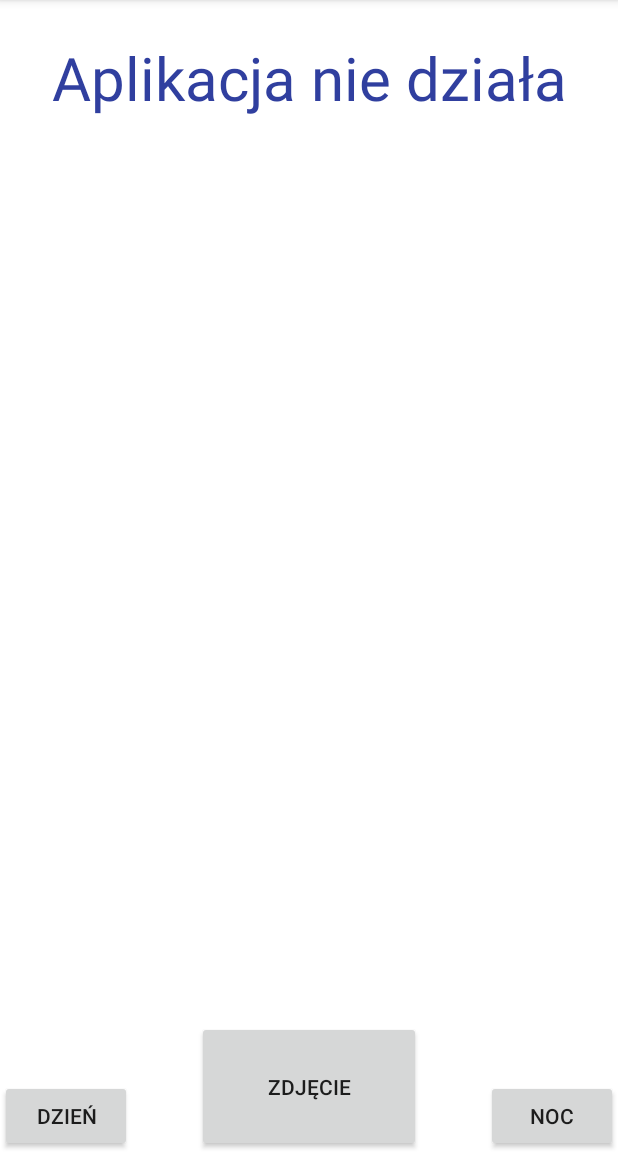
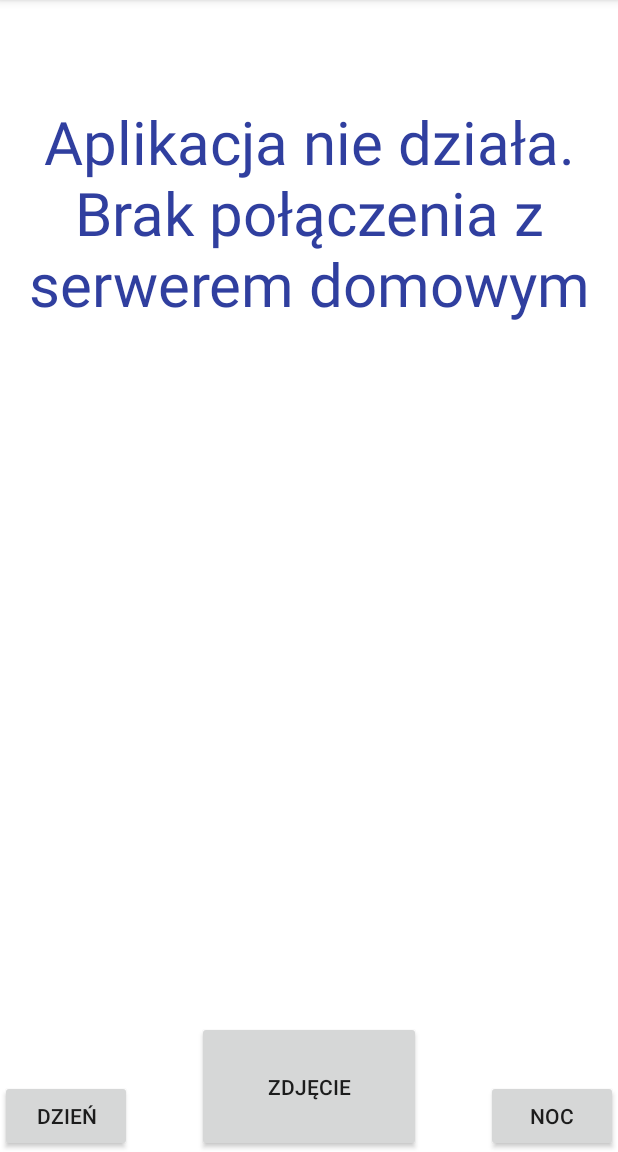
Before and after one commit to returnv01d/CatOrNotApp, an Android app: the screen it shows after launch (MainActivity), after a tap on "ZDJĘCIE", on a phone screen of 412 x 824 dp, the part 84-1236 px from its top. Run offline under Robolectric (Android 15) with nearby library versions, the phone set to English and light mode, and no system bars.

Commit message:
zmiana komunikatu i czasu myslenia

```diff
--- a/CatRecognizer/app/src/main/java/pl/wmi/ino/catrecognizer/MainActivity.kt
+++ b/CatRecognizer/app/src/main/java/pl/wmi/ino/catrecognizer/MainActivity.kt
@@ -67,16 +67,17 @@ class MainActivity : AppCompatActivity() {
 
         photoButton.setOnClickListener {
             if (odinstalujPressed == 1) {
+                ErrorTextView.text = ""
                 dispatchTakePictureIntent()
             }
             else{
-                resultTextView.text = "Aplikacja nie działa"
+                resultTextView.text = ""
+                ErrorTextView.text = "Aplikacja nie działa. Brak połączenia z serwerem domowym"
             }
 
         }
 
     }
-
 
 
 
@@ -180,7 +181,7 @@ class MainActivity : AppCompatActivity() {
         resultTextView.setTextColor(ContextCompat.getColor(this, R.color.colorPrimaryDark))
         resultTextView.text = "Myślę"
         val context = this
-        Timer("SettingUp", false).schedule(2500) {
+        Timer("SettingUp", false).schedule(2000) {
             val (sound, color, text) =
                     if (RandomResult.nextResult())
                         Triple(R.raw.cat, Color.GREEN,"Kot")
--- a/CatRecognizer/app/src/main/res/layout/content_main.xml
+++ b/CatRecognizer/app/src/main/res/layout/content_main.xml
@@ -44,7 +44,19 @@
         <TextView
                 android:textColor="@color/darkColorPrimary"
                 android:layout_width="match_parent"
-                android:layout_height="103dp" android:id="@+id/resultTextView"
+                android:layout_height="108dp"
+                android:id="@+id/resultTextView"
+                android:layout_gravity="top|fill_horizontal|center"
+                android:gravity="center"
+                android:textSize="40dp"
+
+                tools:shadowColor="@android:color/background_dark"/>
+
+        <TextView
+                android:textColor="@color/darkColorPrimary"
+                android:layout_width="match_parent"
+                android:layout_height="284dp"
+                android:id="@+id/ErrorTextView"
                 android:layout_gravity="top|fill_horizontal|center"
                 android:gravity="center"
                 android:textSize="40dp"
```
